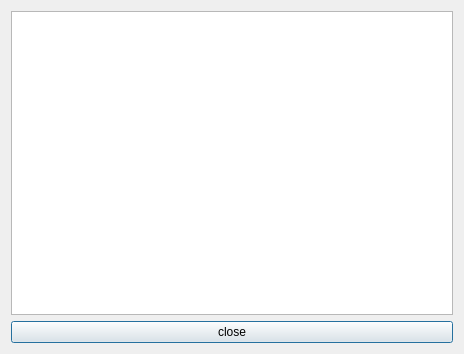
Above: src/help.ui from ypid/cdcat before the change. Below: the same form after it.
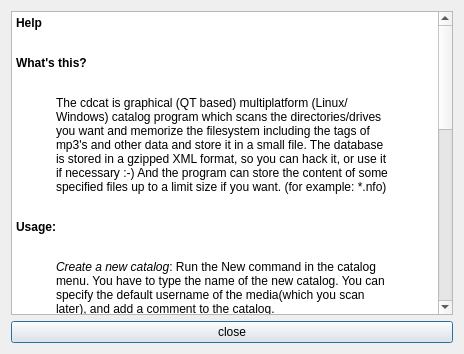
That is the form after the change.

What changed in the file:
```diff
--- a/src/help.ui
+++ b/src/help.ui
@@ -18,6 +18,23 @@
    </item>
    <item>
     <widget class="QTextBrowser" name="textBrowser1" >
+     <property name="html" >
+      <string>&lt;!DOCTYPE HTML PUBLIC "-//W3C//DTD HTML 4.0//EN" "http://www.w3.org/TR/REC-html40/strict.dtd">
+&lt;html>&lt;head>&lt;meta name="qrichtext" content="1" />&lt;style type="text/css">
+p, li { white-space: pre-wrap; }
+&lt;/style>&lt;/head>&lt;body style=" font-family:'DejaVu Sans'; font-size:9pt; font-weight:400; font-style:normal;">
+&lt;p style=" margin-top:12px; margin-bottom:12px; margin-left:0px; margin-right:0px; -qt-block-indent:0; text-indent:0px;">&lt;span style=" font-weight:600;">Help&lt;/span>&lt;/p>
+&lt;p style=" margin-top:0px; margin-bottom:0px; margin-left:0px; margin-right:0px; -qt-block-indent:0; text-indent:0px;">&lt;br />&lt;span style=" font-weight:600;">What's this?&lt;/span>&lt;br />&lt;/p>
+&lt;p style=" margin-top:12px; margin-bottom:12px; margin-left:40px; margin-right:40px; -qt-block-indent:0; text-indent:0px;">The cdcat is graphical (QT based) multiplatform (Linux/Windows) catalog program which scans the directories/drives you want and memorize the filesystem including the tags of mp3's and other data and store it in a small file. The database is stored in a gzipped XML format, so you can hack it, or use it if necessary :-) And the program can store the content of some specified files up to a limit size if you want. (for example: *.nfo) &lt;/p>
+&lt;p style=" margin-top:0px; margin-bottom:0px; margin-left:0px; margin-right:0px; -qt-block-indent:0; text-indent:0px;">&lt;br />&lt;span style=" font-weight:600;">Usage:&lt;/span>&lt;br />&lt;/p>
+&lt;p style=" margin-top:12px; margin-bottom:12px; margin-left:40px; margin-right:40px; -qt-block-indent:0; text-indent:0px;">&lt;span style=" font-style:italic;">Create a new catalog&lt;/span>: Run the &lt;span style=" font-family:'Courier New,courier';">New&lt;/span> command in the catalog menu. You have to type the name of the new catalog. You can specify the default username of the media(which you scan later), and add a comment to the catalog.&lt;br />Before the scanning select the necessary readable components in the config dialog, which can be mp3 tags content of some files or etc. If you done this, you "can scan one of your media with &lt;span style=" font-family:'Courier New,courier';">Add media&lt;/span>command in the Edit menu. In that dialog you have to specyfi the directory/or drive the media you want to add. It's recommended to specify the name and the number of the media which has to be unique. (The program always generate one identical name and number) You can label the media to a owner, if necessary. &lt;br />If you scanned your media, you will be able to browse in it with the browser window (like mc) , or search in it. You can save the catalog with &lt;span style=" font-family:'Courier New,courier';">save as&lt;/span> command in the Catalog menu. &lt;br />&lt;br />&lt;span style=" font-style:italic;">Open an existing catalog:&lt;/span>Run the &lt;span style=" font-family:'Courier New,courier';">open&lt;/span> command in the Catalog menu, and choice the file of the catalog. (*.hcf) After the opening you will be able browse the catalog or search in it. &lt;br />&lt;/p>
+&lt;p style=" margin-top:0px; margin-bottom:0px; margin-left:0px; margin-right:0px; -qt-block-indent:0; text-indent:0px;">&lt;br />&lt;span style=" font-weight:600;">Author:&lt;/span> &lt;/p>
+&lt;p style=" margin-top:12px; margin-bottom:12px; margin-left:40px; margin-right:40px; -qt-block-indent:0; text-indent:0px;">The program was written by Peter Deak (hungary)&lt;br />E-mail: hyperr@freemail.hu &lt;br />&lt;/p>
+&lt;p style=" margin-top:0px; margin-bottom:0px; margin-left:0px; margin-right:0px; -qt-block-indent:0; text-indent:0px;">&lt;br />&lt;span style=" font-weight:600;">License:&lt;/span> &lt;/p>
+&lt;p style=" margin-top:12px; margin-bottom:12px; margin-left:40px; margin-right:40px; -qt-block-indent:0; text-indent:0px;">General Public License (GPL)&lt;/p>
+&lt;p style=" margin-top:0px; margin-bottom:0px; margin-left:0px; margin-right:0px; -qt-block-indent:0; text-indent:0px;">&lt;br />&lt;span style=" font-weight:600;">Homepage:&lt;/span> &lt;/p>
+&lt;p style=" margin-top:12px; margin-bottom:12px; margin-left:40px; margin-right:40px; -qt-block-indent:0; text-indent:0px;">You can read about the program and get new versions, sources etc, in the hompage of cdcat:&lt;br />&lt;span style=" font-family:'Courier New,courier';">http://cdcat.sourceforge.net&lt;/span>&lt;/p>&lt;/body>&lt;/html></string>
+     </property>
      <property name="text" stdset="0" >
       <string>&lt;p align="center">&lt;font size="+1">&lt;b>Help&lt;/b>&lt;/font>&lt;/p>&lt;br>
 
```
